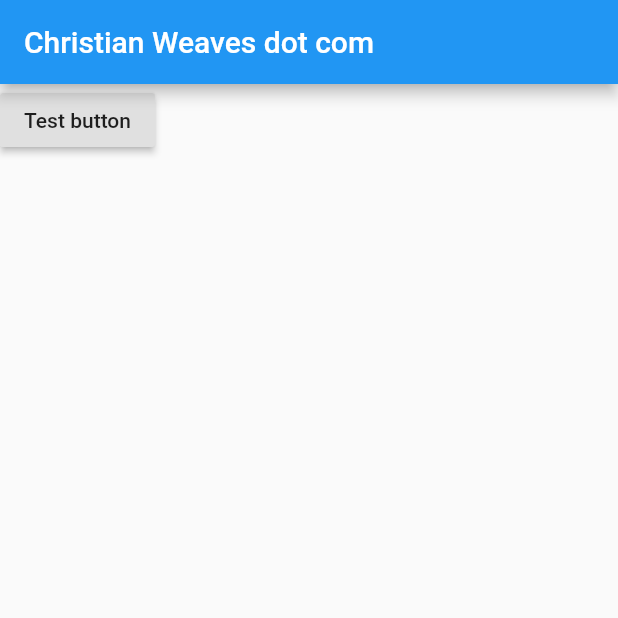
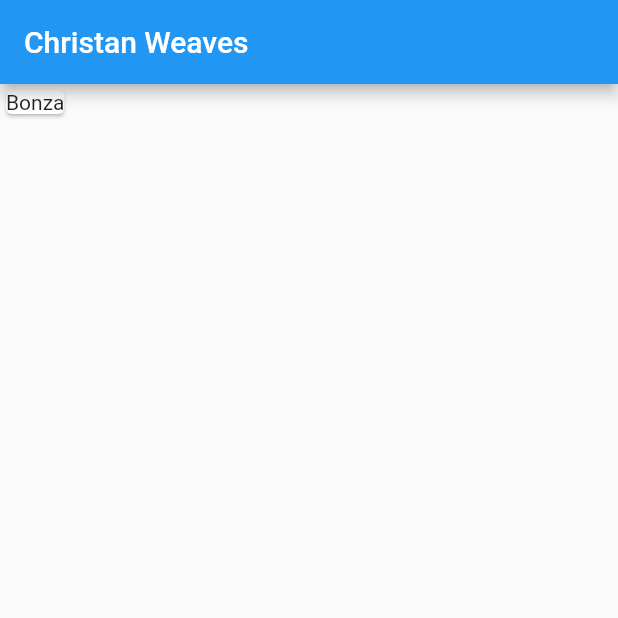
Before and after one commit to webweaves/ChristianWeaves_mobile, a Flutter app: the screen it shows after launch, on a phone screen of 412 x 824 dp, the top half of it. Run offline on Flutter 3.47's test engine with Material 2 defaults, Android fonts, the phone set to English and light mode, and no system bars.

Commit message:
Stripped back to start article layout

```diff
--- a/lib/main.dart
+++ b/lib/main.dart
@@ -1,48 +1,37 @@
 import 'package:flutter/material.dart';
-// import 'package:provider/provider.dart';
-import 'providers/articles.dart';
+import 'providers/articles_dao.dart';
+
+import 'models/article.dart';
 
 void main() {
   runApp(ChristianWeavesDotComApp());
 }
 
 class ChristianWeavesDotComApp extends StatelessWidget {
-  @override
-  void initState() {}
+  final List<Article> _articles = [
+    Article(id: '1', title: 'Title Article1', subtitle: 'Subtitle Article1'),
+    Article(id: '2', title: 'Title Article2', subtitle: 'Subtitle Article2'),
+  ];
 
   @override
   Widget build(BuildContext context) {
     return MaterialApp(
-      title: 'Christian Weaves App',
-      theme: ThemeData(
-        primarySwatch: Colors.blue,
-        visualDensity: VisualDensity.adaptivePlatformDensity,
-      ),
-      home: TheHomePage(title: 'Christian Weaves dot com'),
+      home: HomePage(),
     );
   }
 }
 
-class TheHomePage extends StatefulWidget {
-  TheHomePage({Key key, this.title}) : super(key: key);
-  final String title;
-
-  @override
-  _TheHomePageState createState() => _TheHomePageState();
-}
-
-class _TheHomePageState extends State<TheHomePage> {
+class HomePage extends StatelessWidget {
   @override
   Widget build(BuildContext context) {
     return Scaffold(
-      appBar: AppBar(
-        title: Text(widget.title),
-      ),
+      appBar: AppBar(title: Text('Christan Weaves')),
       body: Column(
-        children: [
-          RaisedButton(
-            child: Text('Test button'),
-            onPressed: () => print(Articles().getFeaturedArticle()),
+        children: <Widget>[
+          Container(
+            child: Card(
+              child: Text('Bonza'),
+            ),
           )
         ],
       ),
```
Also changed, not shown: lib/providers/articles_dao.dart (+8 -8 lines), pubspec.lock.
